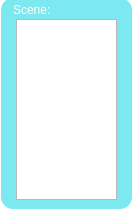
First picture: the form in Scripts/Scene.ui, repository Plij/Oulutest, before the edit.
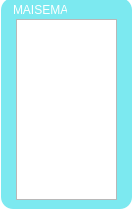
Second picture: the form after the edit.

Patch:
```diff
--- a/Scripts/Scene.ui
+++ b/Scripts/Scene.ui
@@ -46,7 +46,7 @@
      </rect>
     </property>
     <property name="text">
-     <string>&lt;html&gt;&lt;head/&gt;&lt;body&gt;&lt;p&gt;&lt;span style=&quot; color:#ffffff;&quot;&gt;Scene:&lt;/span&gt;&lt;/p&gt;&lt;/body&gt;&lt;/html&gt;</string>
+     <string>&lt;html&gt;&lt;head/&gt;&lt;body&gt;&lt;p&gt;&lt;span style=&quot; color:#ffffff;&quot;&gt;MAISEMA:&lt;/span&gt;&lt;/p&gt;&lt;/body&gt;&lt;/html&gt;</string>
     </property>
    </widget>
    <widget class="QListWidget" name="SceneListWidget">
```
